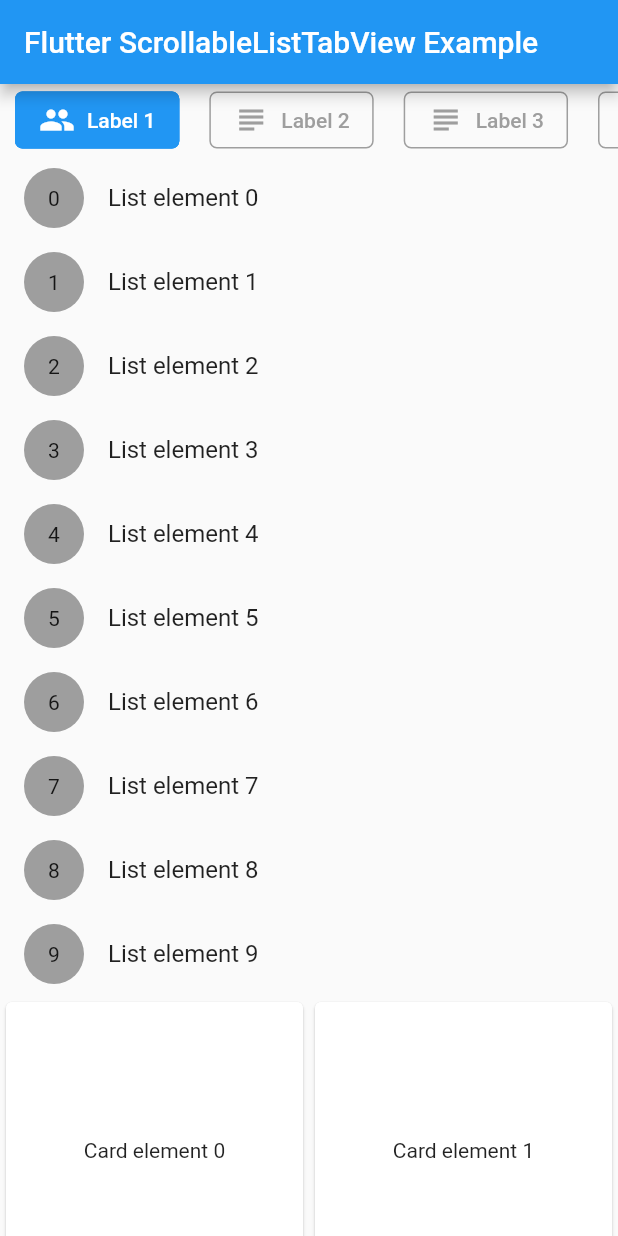
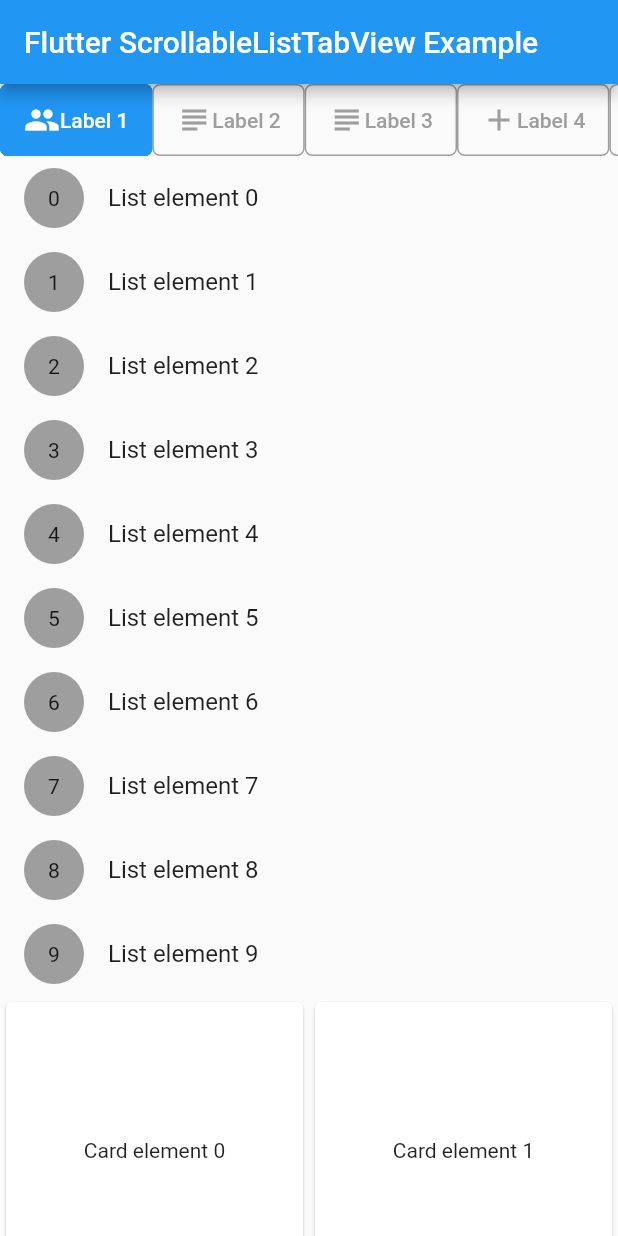
Before and after one commit to firatcetiner/scrollable_list_tabview, a Flutter app: the screen it shows after launch, on a phone screen of 412 x 824 dp. Run offline on Flutter 3.47's test engine with Material 2 defaults, Android fonts, the phone set to English and light mode, and no system bars; drawn by our look-alikes of scrollable_positioned_list; statements that could not run were skipped.

Commit message:
Some properties added to tab items

```diff
--- a/lib/model/list_tab.dart
+++ b/lib/model/list_tab.dart
@@ -6,6 +6,9 @@ class ListTab {
       {Key key,
       this.icon,
       @required this.label,
+      this.width,
+      this.height,
+      this.margin,
       this.borderRadius = const BorderRadius.all(const Radius.circular(5.0)),
       this.activeBackgroundColor = Colors.blue,
       this.inactiveBackgroundColor = Colors.transparent,
@@ -17,6 +20,19 @@ class ListTab {
         assert(inactiveBackgroundColor != null),
         assert(showIconOnList != null),
         assert(borderColor != null);
+
+
+  /// Height of the tab at the top of the view.
+  final double height;
+
+  /// Width of the tab at the top of the view.
+  final double width;
+
+  /// Padding of the tab at the top of the view.
+  final EdgeInsetsGeometry padding;
+
+  /// Margin of the tab at the top of the view.
+  final EdgeInsetsGeometry margin;
 
   /// Trailing widget for a tab, typically an [Icon].
   final Widget icon;
--- a/lib/scrollable_list_tabview.dart
+++ b/lib/scrollable_list_tabview.dart
@@ -103,12 +103,13 @@ class _ScrollableListTabViewState extends State<ScrollableListTabView> {
                   valueListenable: _index,
                   builder: (_, i, __) {
                     var selected = index == i;
-                    var borderColor = selected
-                        ? tab.activeBackgroundColor
-                        : tab.borderColor;
+                    var borderColor =
+                        selected ? tab.activeBackgroundColor : tab.borderColor;
                     return Container(
-                      height: 32,
-                      margin: _kTabMargin,
+                      height: tab.height,
+                      width: tab.width,
+                      margin: tab.margin,
+                      padding: tab.padding,
                       decoration: BoxDecoration(
                           color: selected
                               ? tab.activeBackgroundColor
@@ -196,7 +197,10 @@ class _ScrollableListTabViewState extends State<ScrollableListTabView> {
       crossAxisAlignment: CrossAxisAlignment.center,
       mainAxisAlignment: MainAxisAlignment.center,
       mainAxisSize: MainAxisSize.min,
-      children: [tab.icon, _kSizedBoxW8, tab.label],
+      children: [
+        if (tab.icon != null) tab.icon,
+        tab.label,
+      ],
     );
   }
 
```
